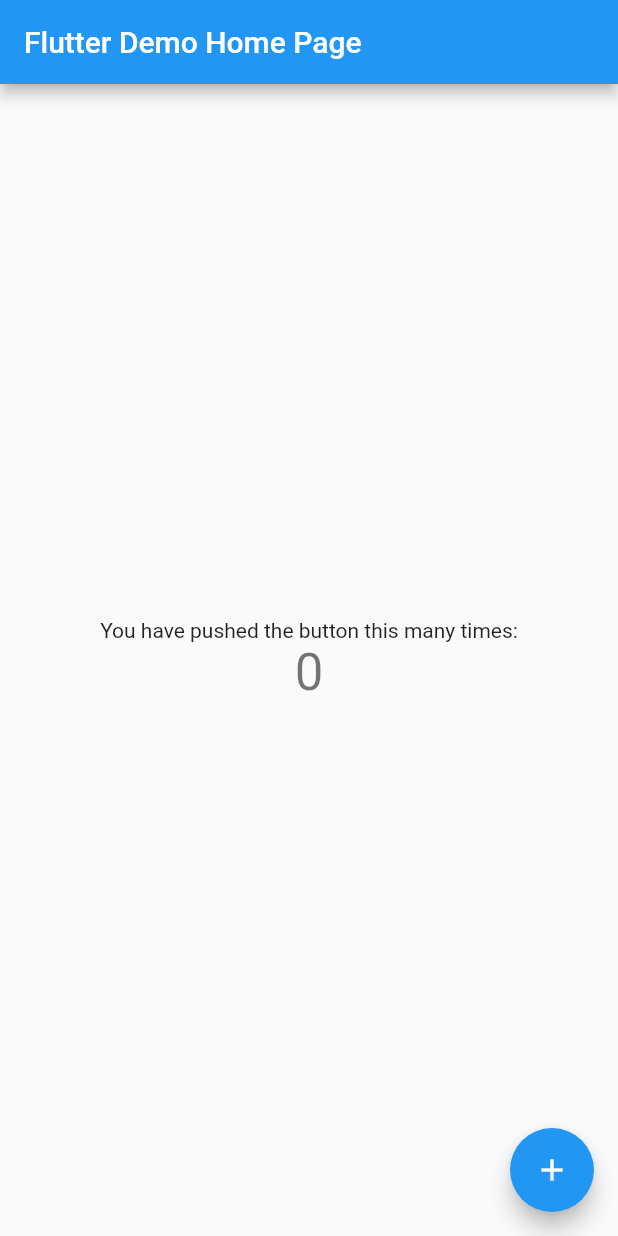
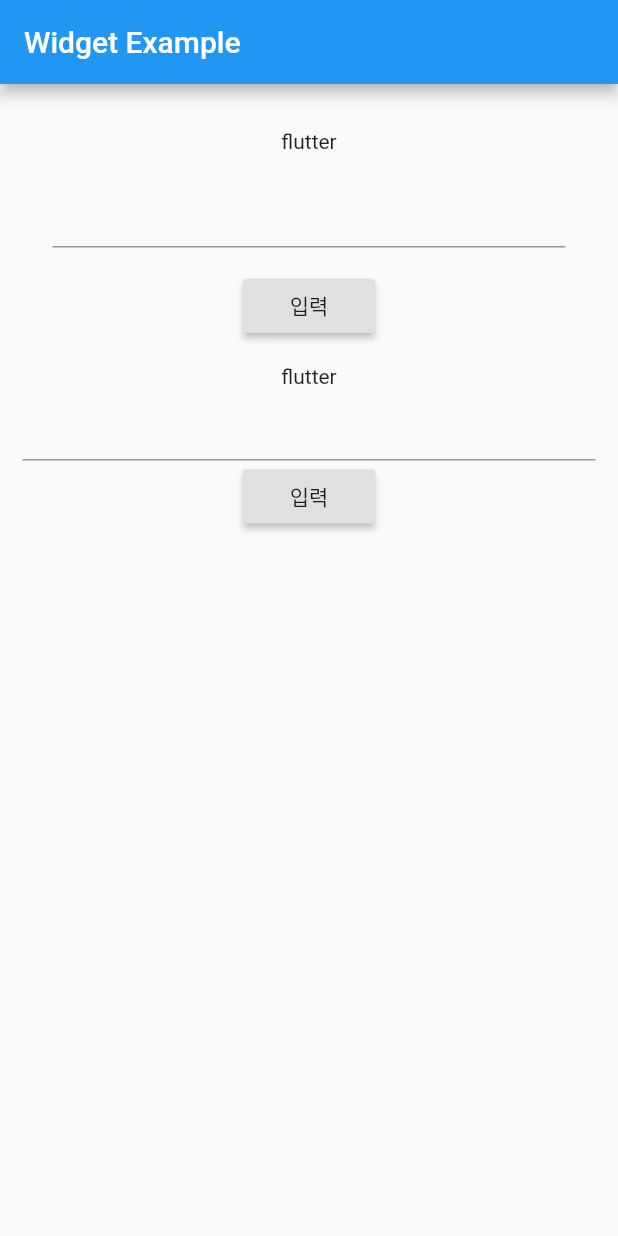
Before and after one commit to kimsegwan/first_flutter_app, a Flutter app: the screen it shows after launch, on a phone screen of 412 x 824 dp. Run offline on Flutter 3.47's test engine with Material 2 defaults, Android fonts, the phone set to English and light mode, and no system bars.

Commit message:
다시 시작

```diff
--- /dev/null
+++ b/lib/imageWidget.dart
@@ -0,0 +1,30 @@
+import 'package:flutter/material.dart';
+
+class ImageWidgetApp extends StatefulWidget {
+
+  @override
+  State<StatefulWidget> createState() {
+    return _ImageWidgetApp();
+  }
+}
+
+class _ImageWidgetApp extends State<ImageWidgetApp> {
+
+  @override
+  Widget build(BuildContext context) {
+    return Scaffold(
+      appBar: AppBar(title: Text('Image Widget'),),
+      body: Container(
+        child: Center(
+          child: Column(
+            mainAxisAlignment: MainAxisAlignment.center,
+            children: <Widget>[
+              Image.asset('image/flutter-logo.png', width: 200, height: 100, fit: BoxFit.cover),
+              Text('Hello Flutter', style: TextStyle(fontFamily: 'Pacifico', fontSize: 30, color: Colors.blue))
+            ],
+          ),
+        ),
+      ),
+    );
+  }
+}
--- a/lib/main.dart
+++ b/lib/main.dart
@@ -1,113 +1,56 @@
 import 'package:flutter/material.dart';
+// import 'imageWidget.dart';
 
 void main() {
   runApp(MyApp());
 }
 
 class MyApp extends StatelessWidget {
-  // This widget is the root of your application.
+  static const String _title = 'Widget Example';
+
   @override
   Widget build(BuildContext context) {
     return MaterialApp(
-      title: 'Flutter Demo',
-      theme: ThemeData(
-        // This is the theme of your application.
-        //
-        // Try running your application with "flutter run". You'll see the
-        // application has a blue toolbar. Then, without quitting the app, try
-        // changing the primarySwatch below to Colors.green and then invoke
-        // "hot reload" (press "r" in the console where you ran "flutter run",
-        // or simply save your changes to "hot reload" in a Flutter IDE).
-        // Notice that the counter didn't reset back to zero; the application
-        // is not restarted.
-        primarySwatch: Colors.blue,
-      ),
-      home: MyHomePage(title: 'Flutter Demo Home Page'),
+      title: _title,
+      // theme: ThemeData(
+      //   primarySwatch: Colors.blue,
+      // ),
+      // home: ImageWidgetApp(),
+      home: WidgetApp(),
     );
   }
 }
 
-class MyHomePage extends StatefulWidget {
-  MyHomePage({Key? key, required this.title}) : super(key: key);
-
-  // This widget is the home page of your application. It is stateful, meaning
-  // that it has a State object (defined below) that contains fields that affect
-  // how it looks.
-
-  // This class is the configuration for the state. It holds the values (in this
-  // case the title) provided by the parent (in this case the App widget) and
-  // used by the build method of the State. Fields in a Widget subclass are
-  // always marked "final".
-
-  final String title;
-
+class WidgetApp extends StatefulWidget {
+  // WidgetApp({Key key}) : super(key: key);
+  WidgetApp() : super();
   @override
-  _MyHomePageState createState() => _MyHomePageState();
+  _WidgetExampleState createState() => _WidgetExampleState();
 }
 
-class _MyHomePageState extends State<MyHomePage> {
-  int _counter = 0;
-
-  void _incrementCounter() {
-    setState(() {
-      // This call to setState tells the Flutter framework that something has
-      // changed in this State, which causes it to rerun the build method below
-      // so that the display can reflect the updated values. If we changed
-      // _counter without calling setState(), then the build method would not be
-      // called again, and so nothing would appear to happen.
-      _counter++;
-    });
-  }
+class _WidgetExampleState extends State<WidgetApp> {
 
   @override
   Widget build(BuildContext context) {
-    // This method is rerun every time setState is called, for instance as done
-    // by the _incrementCounter method above.
-    //
-    // The Flutter framework has been optimized to make rerunning build methods
-    // fast, so that you can just rebuild anything that needs updating rather
-    // than having to individually change instances of widgets.
     return Scaffold(
-      appBar: AppBar(
-        // Here we take the value from the MyHomePage object that was created by
-        // the App.build method, and use it to set our appbar title.
-        title: Text(widget.title),
-      ),
-      body: Center(
-        // Center is a layout widget. It takes a single child and positions it
-        // in the middle of the parent.
-        child: Column(
-          // Column is also a layout widget. It takes a list of children and
-          // arranges them vertically. By default, it sizes itself to fit its
-          // children horizontally, and tries to be as tall as its parent.
-          //
-          // Invoke "debug painting" (press "p" in the console, choose the
-          // "Toggle Debug Paint" action from the Flutter Inspector in Android
-          // Studio, or the "Toggle Debug Paint" command in Visual Studio Code)
-          // to see the wireframe for each widget.
-          //
-          // Column has various properties to control how it sizes itself and
-          // how it positions its children. Here we use mainAxisAlignment to
-          // center the children vertically; the main axis here is the vertical
-          // axis because Columns are vertical (the cross axis would be
-          // horizontal).
-          mainAxisAlignment: MainAxisAlignment.center,
-          children: <Widget>[
-            Text(
-              'You have pushed the button this many times:',
-            ),
-            Text(
-              '$_counter',
-              style: Theme.of(context).textTheme.headline4,
-            ),
-          ],
+      appBar: AppBar(title: Text('Widget Example'),),
+      body: Container(
+        padding: EdgeInsets.all(15),
+        child: Center(
+          child: Column(
+            children: <Widget>[
+              Padding(padding: EdgeInsets.all(15), child: Text('flutter')),
+              Padding(padding: EdgeInsets.only(left: 20, right: 20), child: TextField()),
+              Padding(padding: EdgeInsets.all(15), child: RaisedButton(child: Text('입력'), onPressed: () {},)),
+              Text('flutter'),
+              TextField(),
+              RaisedButton(child: Text('입력'), onPressed: () {
+
+              })
+            ],
+          ),
         ),
       ),
-      floatingActionButton: FloatingActionButton(
-        onPressed: _incrementCounter,
-        tooltip: 'Increment',
-        child: Icon(Icons.add),
-      ), // This trailing comma makes auto-formatting nicer for build methods.
     );
   }
 }
```
Also changed, not shown: pubspec.yaml (+7 -2 lines), font/Pacifico-Regular.ttf (added), image/flutter-logo.png (added), pubspec.lock, 2 other files.
